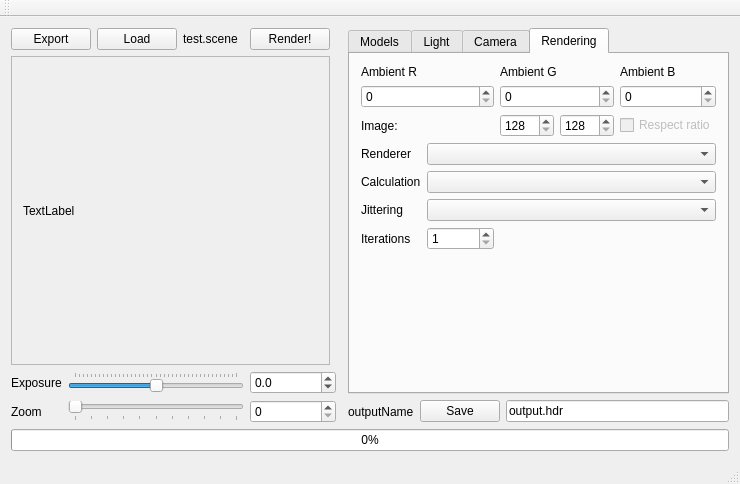
First picture: the form in RaySamplesGui/TracingGui/Sources/tracinggui.ui, repository caronnee/graphicsbasics, before the edit.
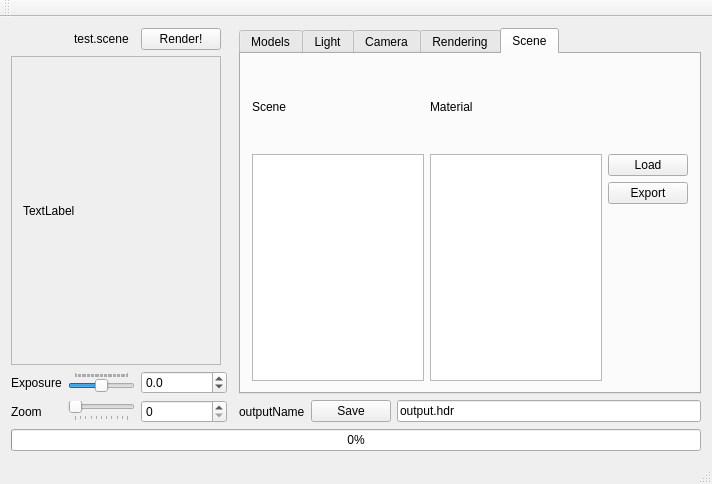
Second picture: the form after the edit. Custom widgets are drawn as their Qt base class.

Commit message: Slightly updated interface

Diff of the .ui file:
```diff
--- a/RaySamplesGui/TracingGui/Sources/tracinggui.ui
+++ b/RaySamplesGui/TracingGui/Sources/tracinggui.ui
@@ -15,21 +15,21 @@
   </property>
   <widget class="QWidget" name="centralWidget">
    <layout class="QGridLayout" name="gridLayout_4">
-    <item row="0" column="5">
-     <widget class="QPushButton" name="bRender">
-      <property name="text">
-       <string>Render!</string>
-      </property>
-     </widget>
-    </item>
-    <item row="7" column="0" colspan="11">
+    <item row="7" column="0" colspan="10">
      <widget class="QProgressBar" name="renderProgress">
       <property name="value">
        <number>0</number>
       </property>
      </widget>
     </item>
-    <item row="4" column="10">
+    <item row="0" column="4">
+     <widget class="QPushButton" name="bRender">
+      <property name="text">
+       <string>Render!</string>
+      </property>
+     </widget>
+    </item>
+    <item row="4" column="9">
      <widget class="QLineEdit" name="filename">
       <property name="text">
        <string>output.hdr</string>
@@ -39,28 +39,28 @@
       </property>
      </widget>
     </item>
-    <item row="4" column="9">
+    <item row="4" column="8">
      <widget class="QPushButton" name="bSave">
       <property name="text">
        <string>Save</string>
       </property>
      </widget>
     </item>
-    <item row="4" column="8">
+    <item row="4" column="7">
      <widget class="QLabel" name="label">
       <property name="text">
        <string>outputName</string>
       </property>
      </widget>
     </item>
-    <item row="4" column="5" colspan="2">
+    <item row="4" column="4" colspan="2">
      <widget class="QSpinBox" name="sZoomNumber">
       <property name="maximum">
        <number>10</number>
       </property>
      </widget>
     </item>
-    <item row="4" column="1" colspan="4">
+    <item row="4" column="1" colspan="3">
      <widget class="QSlider" name="sZoom">
       <property name="maximum">
        <number>10</number>
@@ -80,7 +80,7 @@
       </property>
      </widget>
     </item>
-    <item row="2" column="5" colspan="2">
+    <item row="2" column="4" colspan="2">
      <widget class="QDoubleSpinBox" name="sExposureNumber">
       <property name="decimals">
        <number>1</number>
@@ -96,7 +96,7 @@
       </property>
      </widget>
     </item>
-    <item row="2" column="1" colspan="4">
+    <item row="2" column="1" colspan="3">
      <widget class="QSlider" name="sExposure">
       <property name="whatsThis">
        <string>Exposure</string>
@@ -128,28 +128,14 @@
       </property>
      </widget>
     </item>
-    <item row="0" column="0" colspan="2">
-     <widget class="QPushButton" name="exportScene">
-      <property name="text">
-       <string>Export</string>
-      </property>
-     </widget>
-    </item>
     <item row="0" column="2">
-     <widget class="QPushButton" name="loadScene">
-      <property name="text">
-       <string>Load</string>
-      </property>
-     </widget>
-    </item>
-    <item row="0" column="3">
      <widget class="QLabel" name="sceneName">
       <property name="text">
        <string>test.scene</string>
       </property>
      </widget>
     </item>
-    <item row="1" column="0" colspan="6">
+    <item row="1" column="0" colspan="5">
      <widget class="QScrollArea" name="scrollArea">
       <property name="widgetResizable">
        <bool>true</bool>
@@ -159,7 +145,7 @@
         <rect>
          <x>0</x>
          <y>0</y>
-         <width>298</width>
+         <width>193</width>
          <height>295</height>
         </rect>
        </property>
@@ -187,13 +173,13 @@
       </widget>
      </widget>
     </item>
-    <item row="0" column="8" rowspan="3" colspan="3">
+    <item row="0" column="7" rowspan="3" colspan="3">
      <widget class="QTabWidget" name="sceneInformation">
       <property name="tabPosition">
        <enum>QTabWidget::North</enum>
       </property>
       <property name="currentIndex">
-       <number>3</number>
+       <number>4</number>
       </property>
       <widget class="QWidget" name="model">
        <property name="layoutDirection">
@@ -1108,6 +1094,47 @@
         </item>
        </layout>
       </widget>
+      <widget class="QWidget" name="tab">
+       <attribute name="title">
+        <string>Scene</string>
+       </attribute>
+       <layout class="QGridLayout" name="gridLayout_7">
+        <item row="0" column="0">
+         <widget class="QLabel" name="label_9">
+          <property name="text">
+           <string>Scene</string>
+          </property>
+         </widget>
+        </item>
+        <item row="1" column="0" rowspan="4">
+         <widget class="QListView" name="listView"/>
+        </item>
+        <item row="2" column="2">
+         <widget class="QPushButton" name="exportScene">
+          <property name="text">
+           <string>Export</string>
+          </property>
+         </widget>
+        </item>
+        <item row="1" column="2">
+         <widget class="QPushButton" name="loadScene">
+          <property name="text">
+           <string>Load</string>
+          </property>
+         </widget>
+        </item>
+        <item row="0" column="1">
+         <widget class="QLabel" name="label_10">
+          <property name="text">
+           <string>Material</string>
+          </property>
+         </widget>
+        </item>
+        <item row="1" column="1" rowspan="4">
+         <widget class="QListView" name="listView_2"/>
+        </item>
+       </layout>
+      </widget>
      </widget>
     </item>
    </layout>
```
The commit also changes 2 other files.
